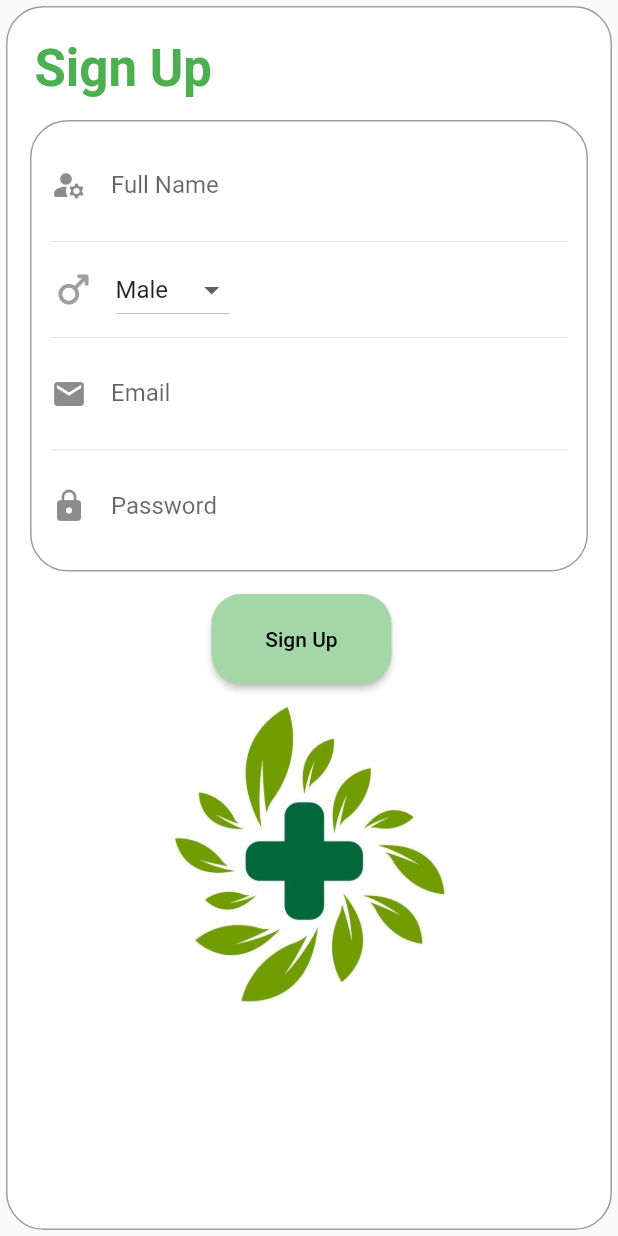
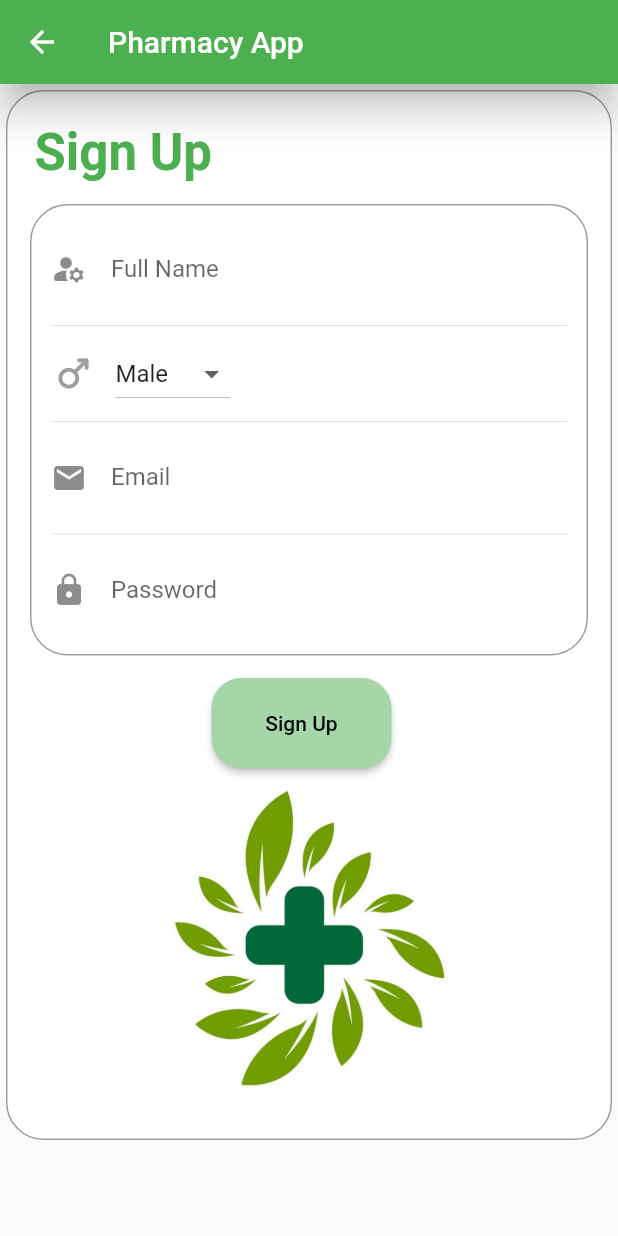
Before and after one commit to CB007753/PharmacyManagement, a Flutter app: the SignUp screen opened directly, on a phone screen of 412 x 824 dp. Run offline on Flutter 3.47's test engine with Material 2 defaults, Android fonts, the phone set to English and light mode, and no system bars.

```diff
--- a/lib/Screens/signUp.dart
+++ b/lib/Screens/signUp.dart
@@ -1,6 +1,9 @@
 import 'package:flutter/material.dart';
+//import 'package:pharmacy_management/Screens/signIn.dart';
 
 class SignUp extends StatefulWidget {
+
+
   @override
   State<StatefulWidget> createState() => _SignUp();
 }
@@ -15,7 +18,11 @@ class _SignUp extends State<SignUp> {
 
   @override
   Widget build(BuildContext context) {
-    return Container(
+
+//added the whole container widget under scaffold widget to solve the "No Material Widget Found" error.
+    return new Scaffold(
+      	appBar: AppBar(title:Text("Pharmacy App"),elevation: 10.3),
+      body: Container(
       margin: const EdgeInsets.all(4.0),
       padding: const EdgeInsets.only(top: 10, bottom: 24),
       decoration: BoxDecoration(
@@ -24,6 +31,8 @@ class _SignUp extends State<SignUp> {
         borderRadius: BorderRadius.all(Radius.circular(25.0)),
       ),
 
+//wrapping the column in a singleChildScrollView widget to solve the render overflow issue
+      child: SingleChildScrollView(
         child: Column(
         children: <Widget>[
   //design for "Sign Up" Text
@@ -50,6 +59,9 @@ class _SignUp extends State<SignUp> {
               ),
             ),
 
+
+//------
+          child: SingleChildScrollView(
             child: Column(
             children: <Widget>[
 //design for full name textfield
@@ -154,6 +166,7 @@ class _SignUp extends State<SignUp> {
               SizedBox(
                 width: 360,
                   child: TextFormField(
+
                   obscureText: true,
                   decoration: InputDecoration(
                       border: InputBorder.none,
@@ -173,9 +186,12 @@ class _SignUp extends State<SignUp> {
                   controller: _passwordTextController,
                   ),
 
+
               ),
             ],
           ),
+            ),
+
           ),
 
 
@@ -237,7 +253,10 @@ class _SignUp extends State<SignUp> {
 
         ],
       ),
+    ),
+    ),
     );
+
 
   }
   _onDropdownChanged(String value){
```
Also changed, not shown: lib/Screens/signIn.dart (+13 -5 lines), lib/main.dart (+6 -3 lines). Lines whose indentation alone changed are shown as unchanged.
